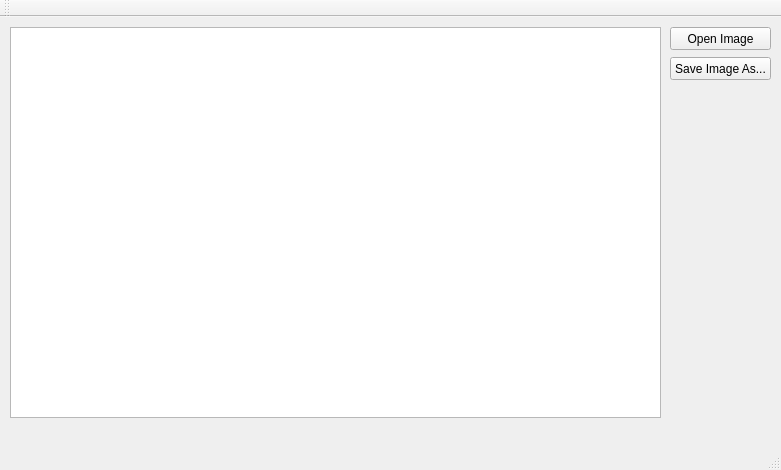
Before: the Qt Designer form CV_Astu/mainwindow.ui in AKorney/astu, drawn with Qt 5.
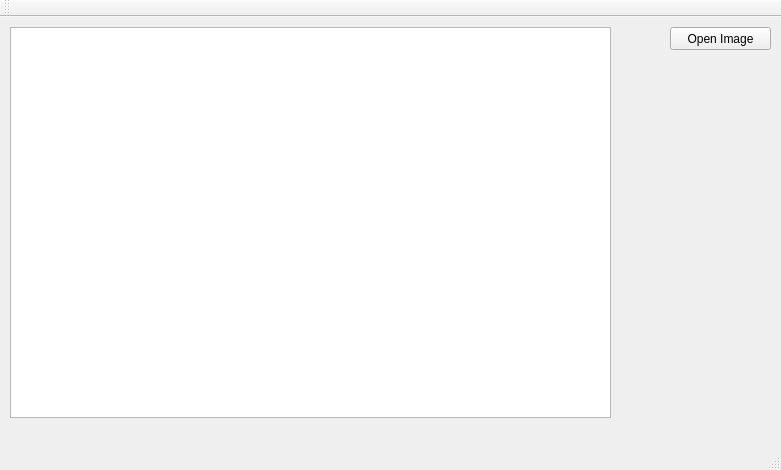
After: the same form once the commit is applied.

Commit message:
image load
convert to greyscale
save to file
show

Diff of the .ui file:
```diff
--- a/CV_Astu/mainwindow.ui
+++ b/CV_Astu/mainwindow.ui
@@ -27,25 +27,12 @@
      <string>Open Image</string>
     </property>
    </widget>
-   <widget class="QPushButton" name="saveButton">
-    <property name="geometry">
-     <rect>
-      <x>670</x>
-      <y>40</y>
-      <width>101</width>
-      <height>23</height>
-     </rect>
-    </property>
-    <property name="text">
-     <string>Save Image As...</string>
-    </property>
-   </widget>
    <widget class="QGraphicsView" name="graphicsView">
     <property name="geometry">
      <rect>
       <x>10</x>
       <y>10</y>
-      <width>651</width>
+      <width>601</width>
       <height>391</height>
      </rect>
     </property>
```
The commit also changes 10 other files.
